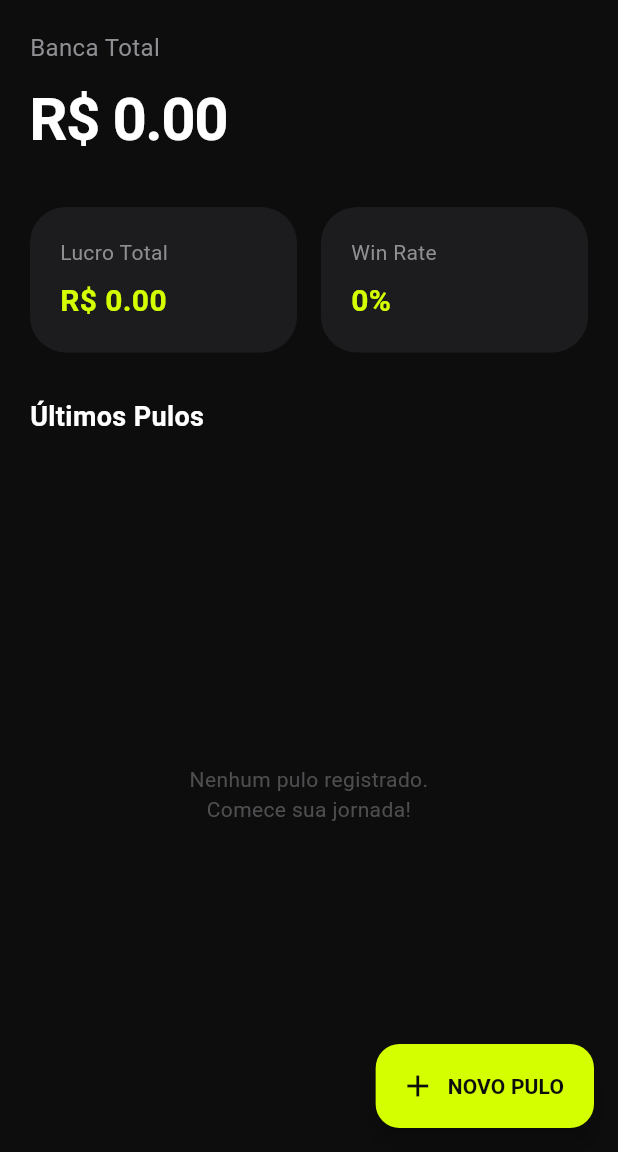
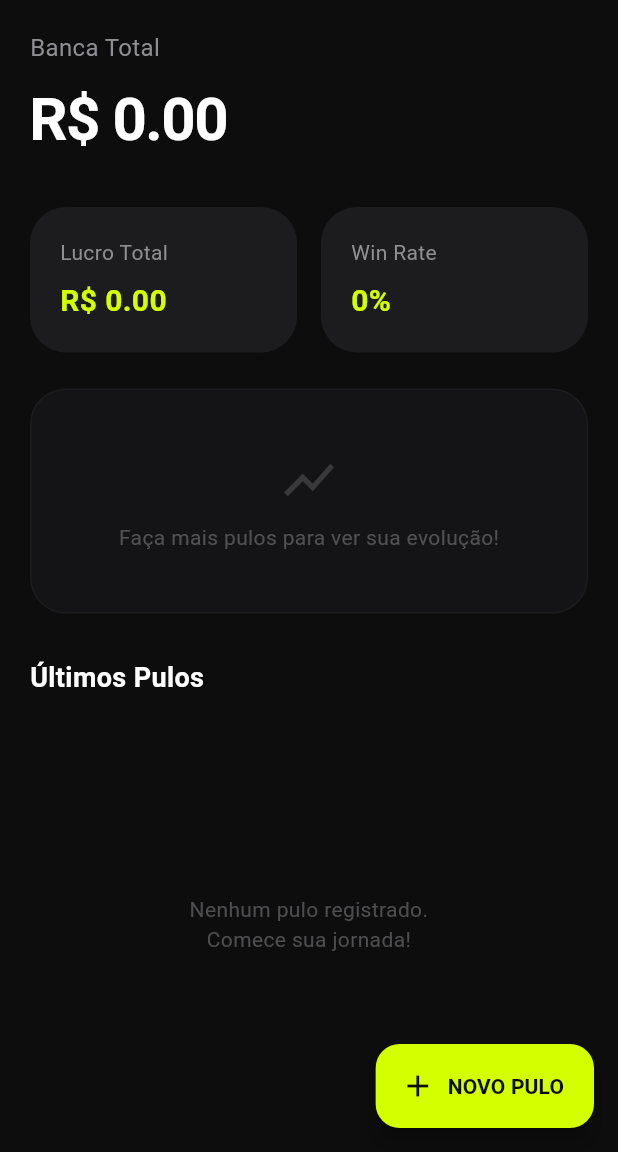
Before and after one commit to rossydDev/thressfrog-app, a Flutter app: the HomePage screen opened directly, on a phone screen of 412 x 824 dp, the part 84-1236 px from its top. Run offline on Flutter 3.47's test engine with Material 3 defaults, Android fonts, the light colour scheme and no system bars; our stand-ins replace fl_chart, hive, hive_flutter; accounts and stored records are empty.

Commit message:
feat: implement scrollable bankroll chart with custom emoji painter and dynamic width

```diff
--- a/lib/core/state/bankroll_controller.dart
+++ b/lib/core/state/bankroll_controller.dart
@@ -1,3 +1,4 @@
+import 'package:fl_chart/fl_chart.dart';
 import 'package:flutter/material.dart';
 import 'package:hive/hive.dart';
 
@@ -170,4 +171,33 @@ class BankrollController extends ChangeNotifier {
     }
     return total;
   }
+
+  List<FlSpot> get chartData {
+    if (_userProfile == null) {
+      return [];
+    }
+
+    double runningBalance = _userProfile!.initialBankroll;
+    final List<FlSpot> spots = [];
+
+    spots.add(FlSpot(0, runningBalance));
+
+    final chronologicalBets = _bets.reversed.toList();
+
+    for (int i = 0; i < chronologicalBets.length; i++) {
+      final bet = chronologicalBets[i];
+      runningBalance += bet.netImpact;
+
+      spots.add(FlSpot((i + 1).toDouble(), runningBalance));
+    }
+
+    if (spots.length > 20) {
+      final last20 = spots.sublist(spots.length - 20);
+      return last20
+          .map((e) => FlSpot(e.x - last20.first.x, e.y))
+          .toList();
+    }
+
+    return spots;
+  }
 }
--- a/lib/features/home/home_page.dart
+++ b/lib/features/home/home_page.dart
@@ -1,4 +1,5 @@
 import 'package:flutter/material.dart';
+import 'package:thressfrog_app/features/home/widgets/bankroll_chart.dart';
 
 import '../../core/state/bankroll_controller.dart';
 import '../../core/theme/app_theme.dart';
@@ -87,6 +88,10 @@ class HomePage extends StatelessWidget {
                     ),
                   ],
                 ),
+
+                const SizedBox(height: 24),
+
+                const BankrollChart(),
 
                 const SizedBox(height: 30),
 
--- /dev/null
+++ b/lib/features/home/widgets/bankroll_chart.dart
@@ -0,0 +1,266 @@
+import 'package:fl_chart/fl_chart.dart';
+import 'package:flutter/material.dart';
+
+import '../../../core/state/bankroll_controller.dart';
+import '../../../core/theme/app_theme.dart';
+
+class BankrollChart extends StatelessWidget {
+  const BankrollChart({super.key});
+
+  @override
+  Widget build(BuildContext context) {
+    return ListenableBuilder(
+      listenable: BankrollController.instance,
+      builder: (context, _) {
+        final spots = BankrollController.instance.chartData;
+        final emoji =
+            BankrollController
+                .instance
+                .userProfile
+                ?.animalEmoji ??
+            "🐸";
+
+        // 1. BLINDAGEM: Se tiver 0 ou 1 ponto, não desenha gráfico, mostra aviso.
+        // Isso evita erros de cálculo de largura e crashes.
+        if (spots.length <= 1) {
+          return _buildEmptyState();
+        }
+
+        // 2. CÁLCULO DE DIMENSÕES (Lógica Responsiva)
+        // Pegamos a largura da tela
+        final screenWidth = MediaQuery.of(
+          context,
+        ).size.width;
+        // Definimos que cada "Pulo" ocupa 50 pixels de largura
+        double chartWidth = spots.length * 50.0;
+
+        // Se a largura calculada for menor que a tela, forçamos ocupar a tela toda
+        // (menos o padding de 40px das margens)
+        if (chartWidth < screenWidth - 40) {
+          chartWidth = screenWidth - 40;
+        }
+
+        // 3. CÁLCULOS DE EIXO Y (ALTURA)
+        final yValues = spots.map((e) => e.y).toList();
+        double minY = yValues.reduce(
+          (a, b) => a < b ? a : b,
+        );
+        double maxY = yValues.reduce(
+          (a, b) => a > b ? a : b,
+        );
+
+        // Se minY e maxY forem iguais (ex: aposta anulada, saldo não mudou),
+        // o gráfico trava. Precisamos dar um "respiro" artificial.
+        if (minY == maxY) {
+          minY -= 10;
+          maxY += 10;
+        }
+
+        final buffer = (maxY - minY) * 0.2;
+
+        // 4. ESTRUTURA COM SCROLL
+        return SizedBox(
+          height: 200, // Altura fixa do container pai
+          child: SingleChildScrollView(
+            scrollDirection: Axis.horizontal,
+            reverse:
+                true, // Começa mostrando o FINAL (Direita) - Onde o sapo está
+            physics:
+                const BouncingScrollPhysics(), // Efeito elástico chique
+            child: Container(
+              width:
+                  chartWidth, // Largura dinâmica! Cresce com as apostas
+              margin: const EdgeInsets.only(
+                top: 24,
+                bottom: 10,
+              ),
+              padding: const EdgeInsets.only(
+                right: 32,
+                left: 16,
+              ), // Espaço pro Sapo não cortar
+              decoration: BoxDecoration(
+                color: AppColors.surfaceDark.withValues(
+                  alpha: 0.3,
+                ),
+                borderRadius: BorderRadius.circular(24),
+              ),
+              child: LineChart(
+                LineChartData(
+                  gridData: const FlGridData(show: false),
+                  titlesData: const FlTitlesData(
+                    show: false,
+                  ),
+                  borderData: FlBorderData(show: false),
+
+                  // Limites
+                  minY: minY - buffer,
+                  maxY: maxY + buffer,
+                  minX: spots.first.x,
+                  maxX: spots.last.x,
+
+                  // Tooltip
+                  lineTouchData: LineTouchData(
+                    touchTooltipData: LineTouchTooltipData(
+                      getTooltipColor: (_) =>
+                          AppColors.surfaceDark,
+                      tooltipBorderRadius: .circular(8),
+                      // Ajuste para o tooltip não sair da tela no scroll
+                      fitInsideHorizontally: true,
+                      fitInsideVertically: true,
+                      getTooltipItems: (touchedSpots) {
+                        return touchedSpots.map((spot) {
+                          return LineTooltipItem(
+                            "R\$ ${spot.y.toStringAsFixed(2)}",
+                            const TextStyle(
+                              color: AppColors.neonGreen,
+                              fontWeight: FontWeight.bold,
+                            ),
+                          );
+                        }).toList();
+                      },
+                    ),
+                  ),
+
+                  lineBarsData: [
+                    LineChartBarData(
+                      spots: spots,
+                      isCurved: true,
+                      color: AppColors.neonGreen,
+                      barWidth: 3,
+                      isStrokeCapRound: true,
+                      dotData: FlDotData(
+                        show: true,
+                        checkToShowDot: (spot, barData) =>
+                            spot.x == barData.spots.last.x,
+                        getDotPainter:
+                            (
+                              spot,
+                              percent,
+                              barData,
+                              index,
+                            ) {
+                              return FlDotTextPainter(
+                                text: Text(
+                                  emoji,
+                                  style: const TextStyle(
+                                    fontSize: 24,
+                                  ),
+                                ),
+                                offset: const Offset(
+                                  0,
+                                  -20,
+                                ),
+                              );
+                            },
+                      ),
+                      belowBarData: BarAreaData(
+                        show: true,
+                        gradient: LinearGradient(
+                          begin: Alignment.topCenter,
+                          end: Alignment.bottomCenter,
+                          colors: [
+                            AppColors.neonGreen.withValues(
+                              alpha: 0.2,
+                            ),
+                            AppColors.neonGreen.withValues(
+                              alpha: 0.0,
+                            ),
+                          ],
+                        ),
+                      ),
+                    ),
+                  ],
+                ),
+              ),
+            ),
+          ),
+        );
+      },
+    );
+  }
+
+  Widget _buildEmptyState() {
+    return Container(
+      height: 150,
+      alignment: Alignment.center,
+      decoration: BoxDecoration(
+        color: AppColors.surfaceDark.withValues(alpha: 0.5),
+        borderRadius: BorderRadius.circular(24),
+        border: Border.all(color: AppColors.surfaceDark),
+      ),
+      child: Column(
+        mainAxisAlignment: MainAxisAlignment.center,
+        children: [
+          Icon(
+            Icons.show_chart,
+            color: AppColors.textGrey.withValues(alpha: .3),
+            size: 40,
+          ),
+          const SizedBox(height: 8),
+          Text(
+            "Faça mais pulos para ver sua evolução!",
+            style: TextStyle(
+              color: AppColors.textGrey.withValues(
+                alpha: .5,
+              ),
+            ),
+          ),
+        ],
+      ),
+    );
+  }
+}
+
+// A Classe Painter continua igual, necessária para desenhar o texto
+class FlDotTextPainter extends FlDotPainter {
+  final Text text;
+  final Offset offset;
+
+  FlDotTextPainter({
+    required this.text,
+    this.offset = Offset.zero,
+  });
+
+  @override
+  void draw(
+    Canvas canvas,
+    FlSpot spot,
+    Offset offsetInCanvas,
+  ) {
+    final textSpan = TextSpan(
+      text: text.data,
+      style: text.style,
+    );
+    final textPainter = TextPainter(
+      text: textSpan,
+      textDirection: TextDirection.ltr,
+      textAlign: TextAlign.center,
+    );
+    textPainter.layout();
+    final x =
+        offsetInCanvas.dx -
+        (textPainter.width / 2) +
+        offset.dx;
+    final y =
+        offsetInCanvas.dy -
+        (textPainter.height / 2) +
+        offset.dy;
+    textPainter.paint(canvas, Offset(x, y));
+  }
+
+  @override
+  Size getSize(FlSpot spot) => const Size(32, 32);
+
+  @override
+  FlDotPainter lerp(
+    FlDotPainter a,
+    FlDotPainter b,
+    double t,
+  ) => this;
+
+  @override
+  Color get mainColor => Colors.transparent;
+
+  @override
+  List<Object?> get props => [text, offset];
+}
--- a/lib/models/user_profile.dart
+++ b/lib/models/user_profile.dart
@@ -55,4 +55,16 @@ class UserProfile {
     }
     return "O Sapo";
   }
+
+  String get animalEmoji {
+    if (profile == .turtle) {
+      return '🐢';
+    }
+
+    if (profile == .alligator) {
+      return '🐊';
+    }
+
+    return '🐸';
+  }
 }
--- a/pubspec.yaml
+++ b/pubspec.yaml
@@ -36,6 +36,8 @@ dependencies:
   cupertino_icons: ^1.0.8
   hive: ^2.2.3
   hive_flutter: ^1.1.0
+  fl_chart: ^1.1.1
+  intl: ^0.20.2
 
 dev_dependencies:
   flutter_test:
```
